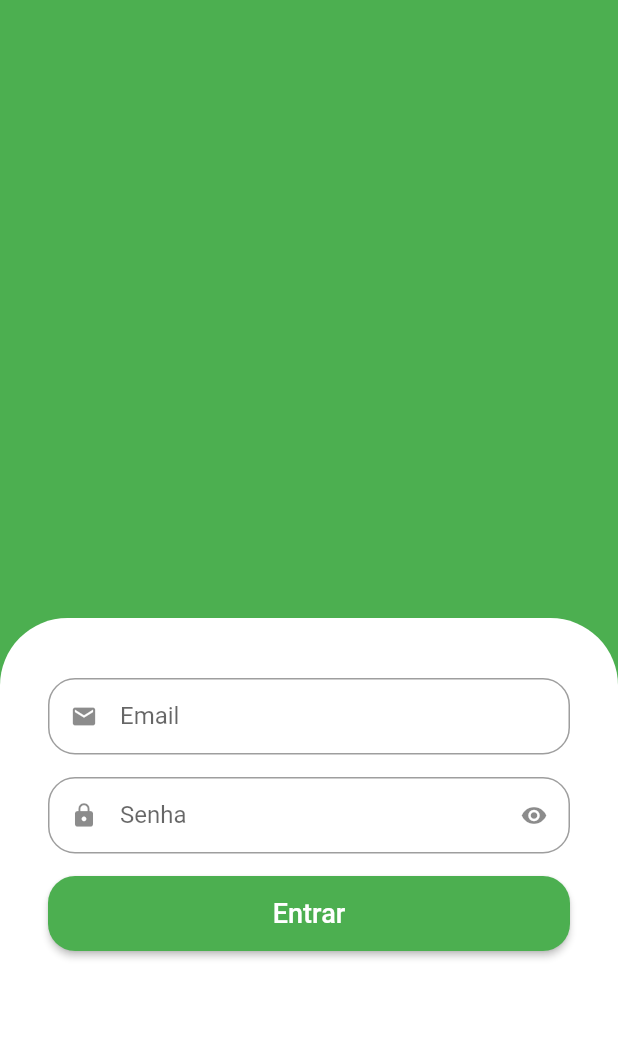
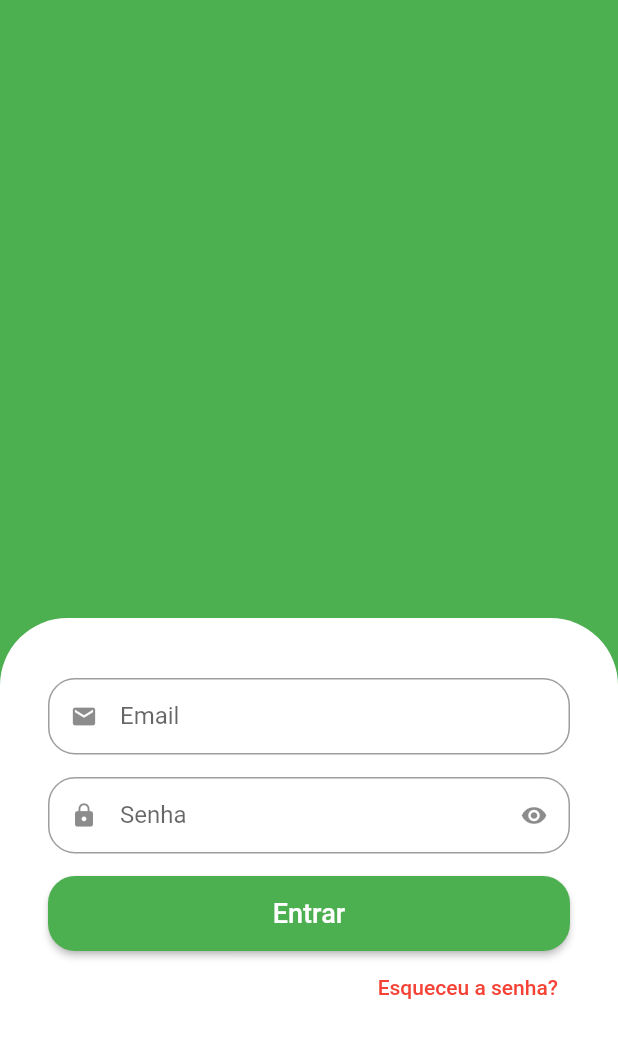
Before and after one commit to wilker123/App_Grocer, a Flutter app: the screen it shows after launch, on a phone screen of 412 x 824 dp. Shown: the top 1038 px of the screen. Run offline on Flutter 3.47's test engine with Material 2 defaults, Android fonts, the phone set to English and light mode, and no system bars.

Commit message:
Created TextButton in SingInScreen

```diff
--- a/greengrocer/lib/src/auth/sign_in_screen.dart
+++ b/greengrocer/lib/src/auth/sign_in_screen.dart
@@ -53,6 +53,18 @@ class SignInScreen extends StatelessWidget {
                       ),
                     ),
                   ),
+                  Align(
+                    alignment: Alignment.centerRight,
+                    child: TextButton(
+                      onPressed: () {},
+                      child: const Text(
+                        "Esqueceu a senha?",
+                        style: TextStyle(
+                          color: Colors.red,
+                        ),
+                      ),
+                    ),
+                  ),
                 ],
               ),
             ),
```
